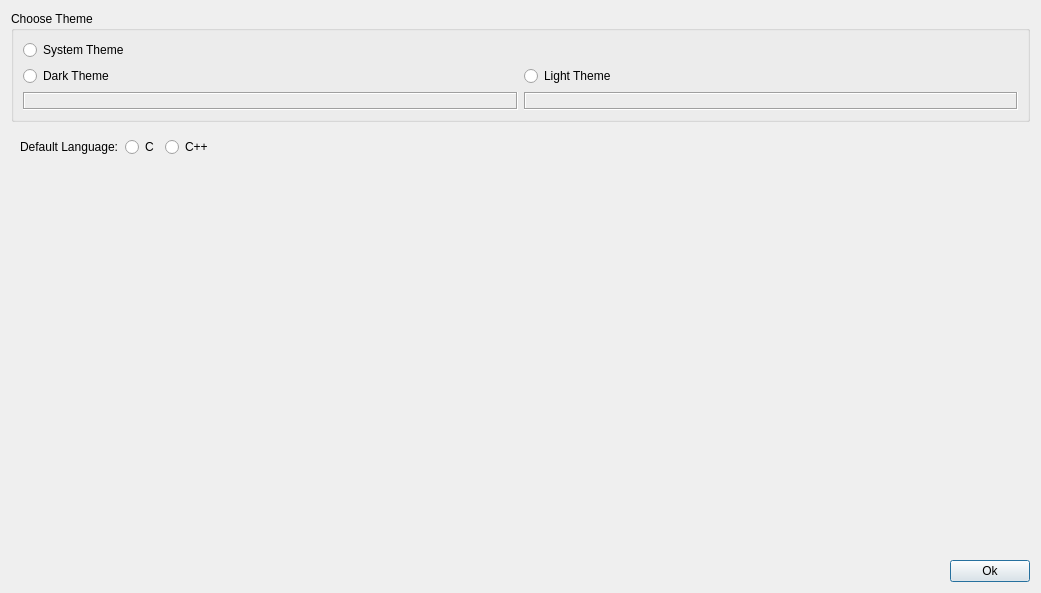
Before: the Qt Designer form RedPandaIDE/widgets/choosethemedialog.ui in royqh1979/RedPanda-CPP, drawn with Qt 5.
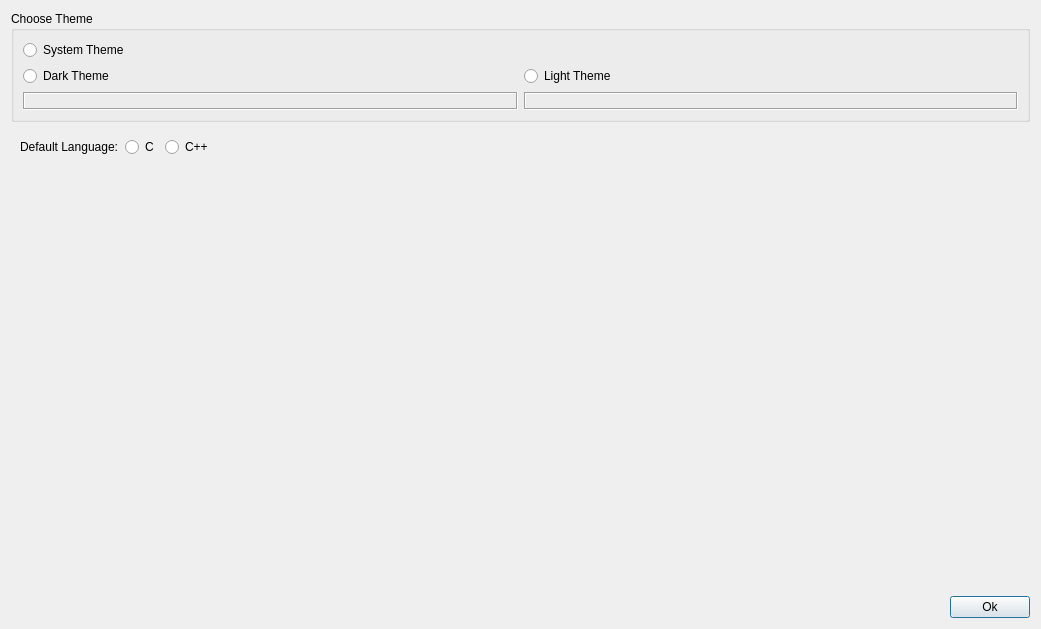
After: the same form once the commit is applied. Icons and pictures are not drawn.

```diff
--- a/RedPandaIDE/widgets/choosethemedialog.ui
+++ b/RedPandaIDE/widgets/choosethemedialog.ui
@@ -7,7 +7,7 @@
     <x>0</x>
     <y>0</y>
     <width>1041</width>
-    <height>593</height>
+    <height>629</height>
    </rect>
   </property>
   <property name="windowTitle">
```
Left out of the diff: 8 changed lines with no effect on the pictures.
